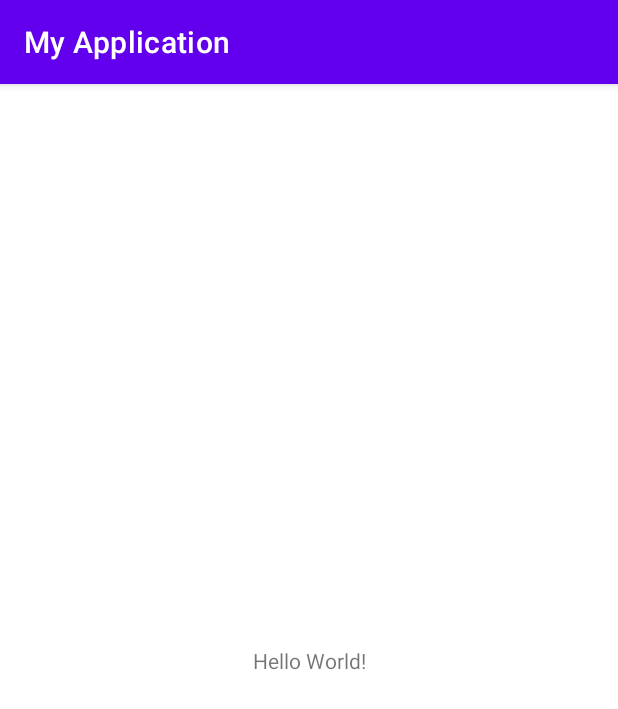
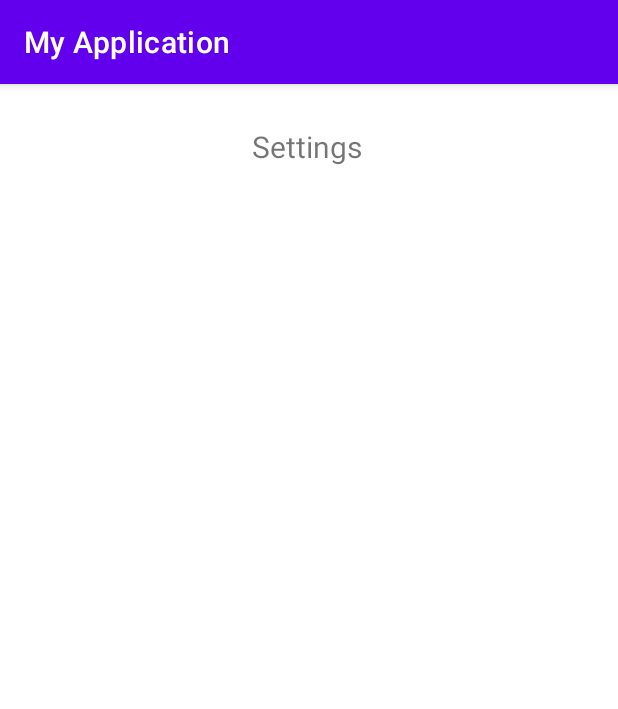
Before and after one commit to abnormalbbk/madSem2, an Android app: the screen it shows after launch (MainActivity), on a phone screen of 412 x 824 dp. Shown: the top 709 px of the screen. Run offline under Robolectric (Android 15) with nearby library versions, the phone set to English and light mode, and no system bars.

Commit message:
making settings for app

```diff
--- a/app/src/main/java/com/example/myapplication/MainActivity.java
+++ b/app/src/main/java/com/example/myapplication/MainActivity.java
@@ -9,6 +9,6 @@ public class MainActivity extends AppCompatActivity {
     @Override
     protected void onCreate(Bundle savedInstanceState) {
         super.onCreate(savedInstanceState);
-        setContentView(R.layout.activity_main);
+        setContentView(R.layout.activity_settings);
     }
 }
--- a/app/src/main/res/layout/activity_main.xml
+++ b/app/src/main/res/layout/activity_settings.xml
@@ -7,12 +7,13 @@
     tools:context=".MainActivity">
 
     <TextView
+        android:id="@+id/textView"
         android:layout_width="wrap_content"
         android:layout_height="wrap_content"
-        android:text="Hello World!"
-        app:layout_constraintBottom_toBottomOf="parent"
-        app:layout_constraintEnd_toEndOf="parent"
+        android:layout_marginStart="168dp"
+        android:layout_marginTop="28dp"
+        android:text="Settings"
+        android:textSize="20dp"
         app:layout_constraintStart_toStartOf="parent"
         app:layout_constraintTop_toTopOf="parent" />
-
 </androidx.constraintlayout.widget.ConstraintLayout>
```
Also changed, not shown: 1 other file.
